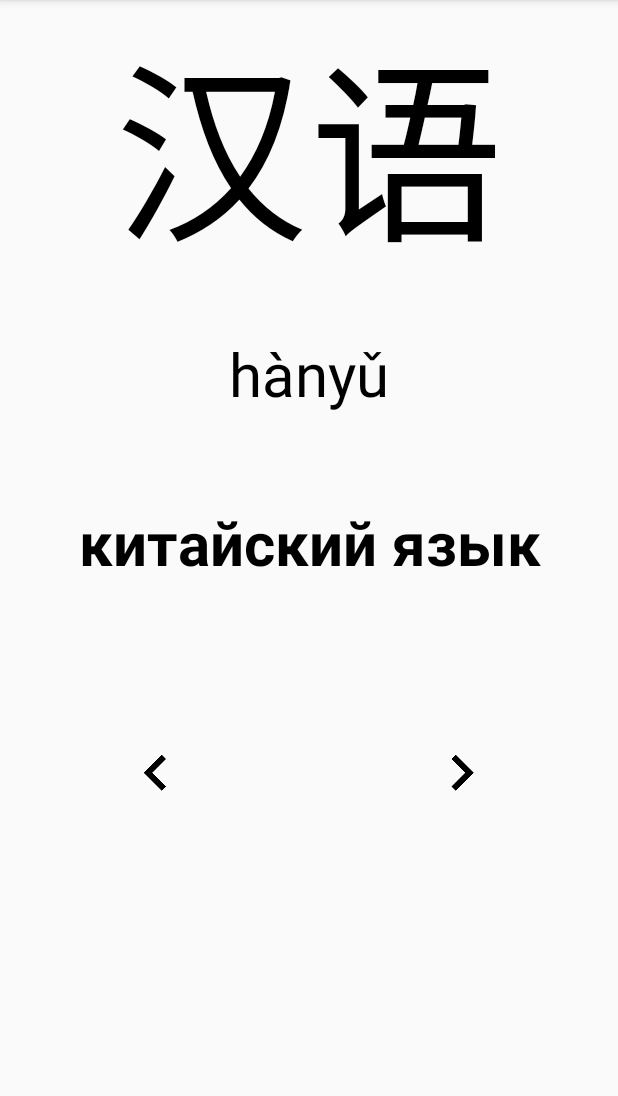
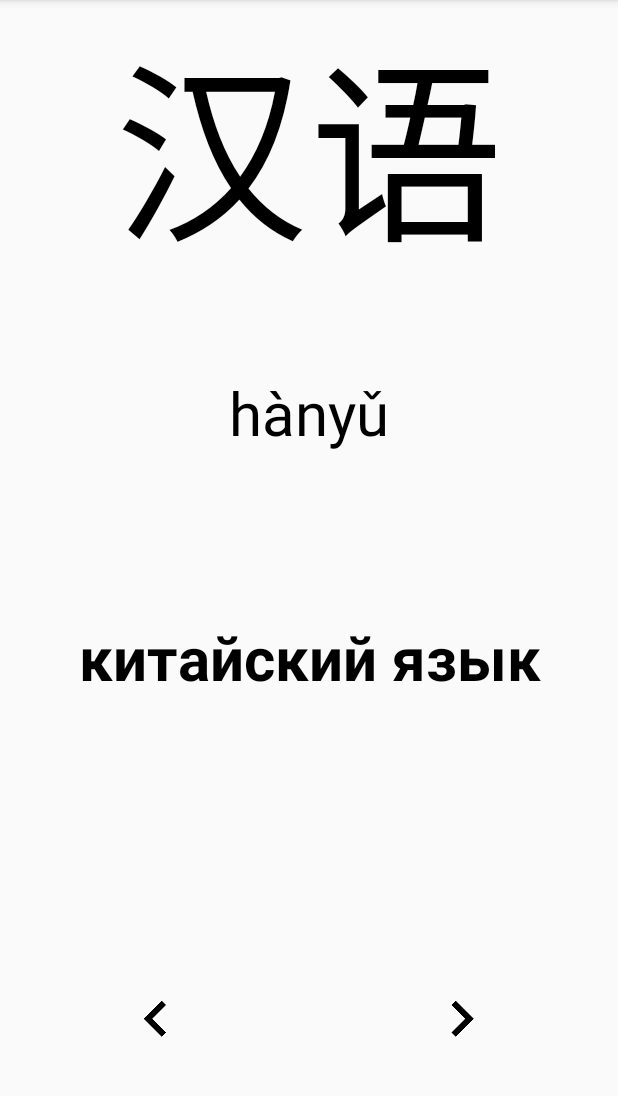
Before and after one commit to nyangas-soft/ChineeseCards, an Android app: the screen it shows after launch (MainActivity), after a tap on an icon or button, on a phone screen of 412 x 824 dp, the part 84-1180 px from its top. Run offline under Robolectric (Android 15) with nearby library versions, the phone set to English and light mode, and no system bars.

Commit message:
Исправлен макет для корректного отображения на экранах разного размера

```diff
--- a/app/src/main/AndroidManifest.xml
+++ b/app/src/main/AndroidManifest.xml
@@ -9,7 +9,7 @@
         android:supportsRtl="true"
         android:theme="@style/AppTheme"
         android:versionName="1.1.2"
-        android:versionCode="3"
+        android:versionCode="4"
   >
 
         <activity android:name=".MainActivity">
--- a/app/src/main/res/layout/activity_main.xml
+++ b/app/src/main/res/layout/activity_main.xml
@@ -1,31 +1,31 @@
 <?xml version="1.0" encoding="utf-8"?>
 <LinearLayout xmlns:android="http://schemas.android.com/apk/res/android"
     xmlns:app="http://schemas.android.com/apk/res-auto"
+    xmlns:tools="http://schemas.android.com/tools"
     android:id="@+id/palette_bg"
     android:layout_width="match_parent"
     android:layout_height="match_parent"
     android:orientation="vertical"
     android:weightSum="1"
-    android:windowSoftInputMode="adjustPan" >
+    android:windowSoftInputMode="adjustPan">
 
     <android.support.v4.view.ViewPager xmlns:android="http://schemas.android.com/apk/res/android"
-        xmlns:app="http://schemas.android.com/apk/res-auto"
-        xmlns:tools="http://schemas.android.com/tools"
         android:id="@+id/pager"
         android:layout_width="match_parent"
-        android:layout_height="449dp"
-        tools:context="com.internet_of_everything.chineesecards.MainActivity"
+        android:layout_height="wrap_content"
         android:layout_weight="0.15"
-        android:windowSoftInputMode="adjustPan" ></android.support.v4.view.ViewPager>
+        android:windowSoftInputMode="adjustPan"
+        tools:context="com.internet_of_everything.chineesecards.MainActivity">
+    </android.support.v4.view.ViewPager>
 
     <LinearLayout
         android:layout_width="match_parent"
-        android:layout_height="wrap_content"
-        android:layout_gravity="center_vertical"
+        android:layout_height="match_parent"
         android:layout_marginBottom="2dp"
         android:layout_marginLeft="2dp"
         android:layout_marginRight="2dp"
         android:layout_marginTop="2dp"
+        android:layout_weight="0.85"
         android:baselineAligned="false"
         android:orientation="horizontal"
         android:visibility="visible"
@@ -35,7 +35,6 @@
             android:id="@+id/button_back"
             android:layout_width="wrap_content"
             android:layout_height="wrap_content"
-            android:layout_gravity="center_vertical|center_horizontal"
             android:layout_weight="0.5"
             android:background="?android:attr/windowBackground"
             android:contentDescription="@android:string/untitled"
--- a/app/src/main/res/layout/fragment_one_card.xml
+++ b/app/src/main/res/layout/fragment_one_card.xml
@@ -20,11 +20,11 @@
             android:ems="10"
             android:hint="@string/edit_hiero"
             android:inputType="text"
-            android:textSize="100sp"
             android:maxLines="1"
             android:textAlignment="center"
             android:textAppearance="@android:style/TextAppearance.Material.Small"
             android:textColor="@android:color/black"
+            android:textSize="100sp"
             android:textStyle="bold"
             android:visibility="invisible" />
 
@@ -47,6 +47,7 @@
             android:id="@+id/editRus"
             android:layout_width="match_parent"
             android:layout_height="wrap_content"
+            android:layout_weight="0.62"
             android:ems="10"
             android:hint="@string/edit_rus"
             android:inputType="text"
@@ -57,8 +58,7 @@
             android:textSize="40sp"
             android:textStyle="bold"
             android:typeface="normal"
-            android:visibility="invisible"
-            android:layout_weight="0.62" />
+            android:visibility="invisible" />
     </LinearLayout>
 
     <LinearLayout
```
Also changed, not shown: app/src/main/java/com/internet_of_everything/chineesecards/MyPager.java (added, +37 -0 lines).
